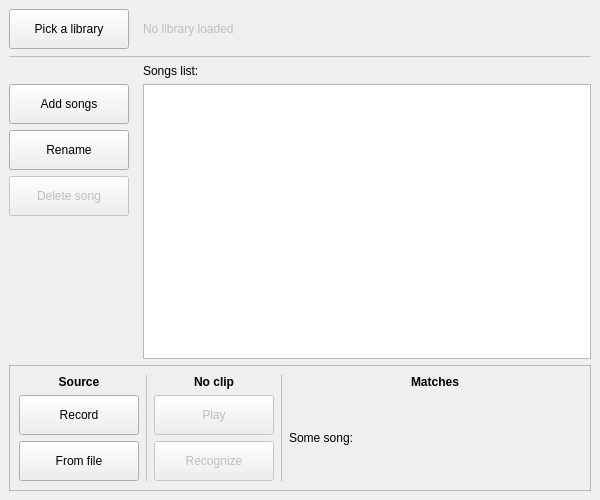
azhpushkin/pyaacrl-demo, file pyaacrl-gui-main.ui: the form before one commit.
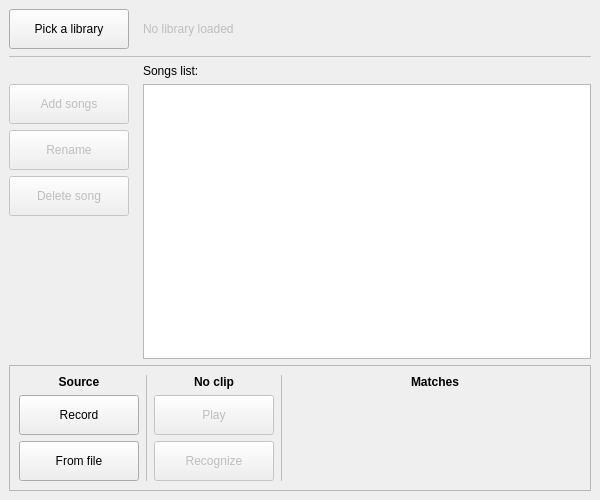
The form after the commit. Icons and pictures are not drawn.

Commit message: Simplest matching

```diff
--- a/pyaacrl-gui-main.ui
+++ b/pyaacrl-gui-main.ui
@@ -25,6 +25,9 @@
      <layout class="QGridLayout" name="layout_main" rowstretch="0,0,0,0,0,0,0,0">
       <item row="3" column="0">
        <widget class="QPushButton" name="button_add_songs">
+        <property name="enabled">
+         <bool>false</bool>
+        </property>
         <property name="sizePolicy">
          <sizepolicy hsizetype="Fixed" vsizetype="Fixed">
           <horstretch>0</horstretch>
@@ -386,8 +389,17 @@
              <verstretch>0</verstretch>
             </sizepolicy>
            </property>
+           <property name="font">
+            <font>
+             <weight>75</weight>
+             <bold>true</bold>
+            </font>
+           </property>
            <property name="text">
-            <string>Some song: </string>
+            <string/>
+           </property>
+           <property name="alignment">
+            <set>Qt::AlignCenter</set>
            </property>
           </widget>
          </item>
@@ -415,6 +427,9 @@
       </item>
       <item row="4" column="0" alignment="Qt::AlignLeft">
        <widget class="QPushButton" name="button_rename">
+        <property name="enabled">
+         <bool>false</bool>
+        </property>
         <property name="sizePolicy">
          <sizepolicy hsizetype="Fixed" vsizetype="Fixed">
           <horstretch>0</horstretch>
```
The commit also changes 2 other files.
